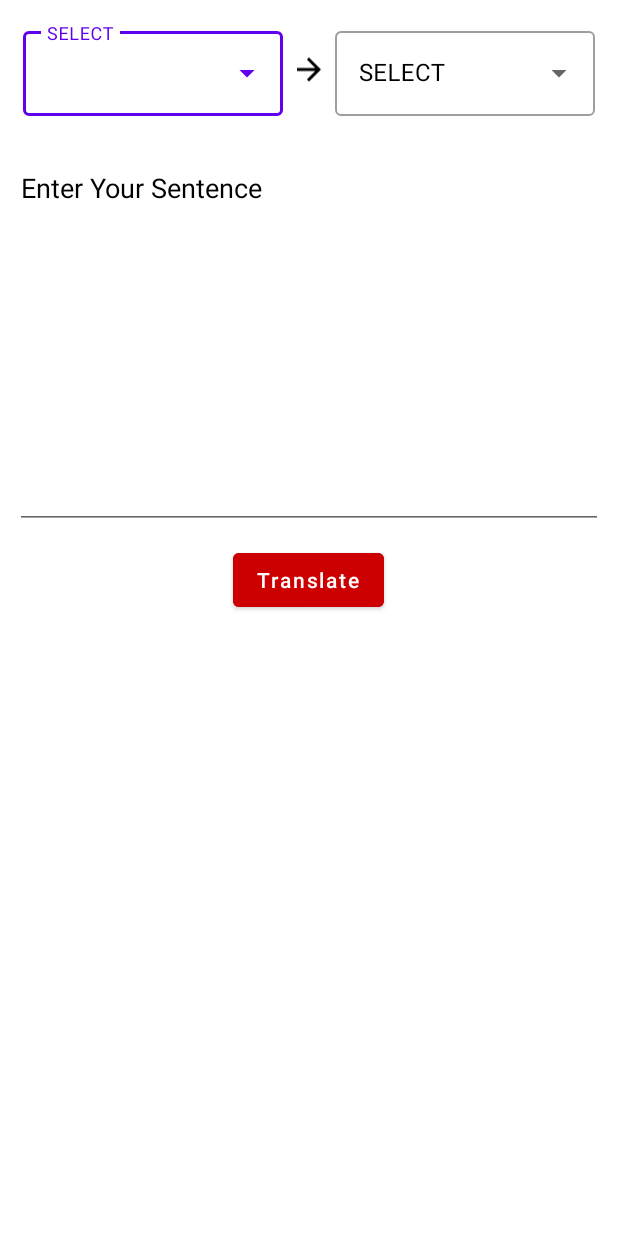
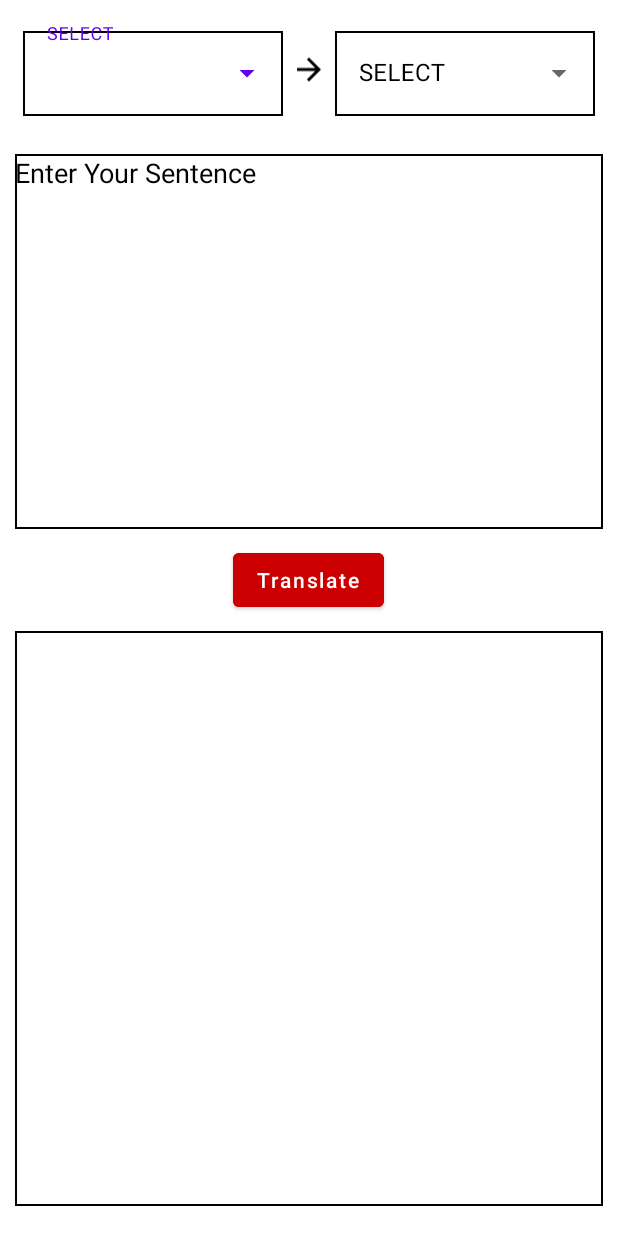
Before and after one commit to shounak-dev/CodeClauseInternship_Real_time_Language_Translation_App, an Android app: the layout activity_main.xml on its own in the app's theme, with its tools: preview values and no code run, on a phone screen of 412 x 824 dp. Run offline under Robolectric (Android 15) with nearby library versions, the phone set to English and light mode, and no system bars.

Commit message:
Change Layout

```diff
--- a/app/src/main/java/com/example/real_time_language_translation_app/MainActivity.kt
+++ b/app/src/main/java/com/example/real_time_language_translation_app/MainActivity.kt
@@ -23,7 +23,7 @@ class MainActivity : AppCompatActivity() {
         binding = ActivityMainBinding.inflate(layoutInflater)
         setContentView(binding.root)
 
-        val itemsAdapter: ArrayAdapter<String> =ArrayAdapter(this, android.R.layout.simple_dropdown_item_1line, items)
+        val itemsAdapter: ArrayAdapter<String> =ArrayAdapter(this, R.layout.custom_autocomplete, items)
 
         binding.languageFrom.setAdapter(itemsAdapter)
         binding.languageTo.setAdapter(itemsAdapter)
--- a/app/src/main/res/layout/activity_main.xml
+++ b/app/src/main/res/layout/activity_main.xml
@@ -34,7 +34,9 @@
                 <AutoCompleteTextView
                     android:id="@+id/language_from"
                     android:layout_width="match_parent"
-                    android:layout_height="match_parent">
+                    android:layout_height="match_parent"
+                    android:background="@drawable/black"
+                    android:textColor="@color/black">
 
                 </AutoCompleteTextView>
 
@@ -59,7 +61,9 @@
                 <AutoCompleteTextView
                     android:id="@+id/language_to"
                     android:layout_width="match_parent"
-                    android:layout_height="match_parent">
+                    android:layout_height="match_parent"
+                    android:background="@drawable/black"
+                    android:textColor="@color/black">
 
                 </AutoCompleteTextView>
 
@@ -75,7 +79,8 @@
             android:gravity="start"
             android:textColorHint="@color/black"
             android:textColor="@color/black"
-            android:layout_marginTop="20dp">
+            android:layout_marginTop="20dp"
+            android:background="@drawable/black">
 
         </EditText>
 
@@ -104,7 +109,8 @@
             android:layout_marginTop="10dp"
             android:layout_marginBottom="10dp"
             android:textColorHint="@color/black"
-            android:textColor="@color/black">
+            android:textColor="@color/black"
+            android:background="@drawable/black">
 
         </TextView>
 
--- a/app/src/main/res/values/themes.xml
+++ b/app/src/main/res/values/themes.xml
@@ -12,5 +12,6 @@
         <!-- Status bar color. -->
         <item name="android:statusBarColor">?attr/colorPrimaryVariant</item>
         <!-- Customize your theme here. -->
+        <item name="android:forceDarkAllowed" tools:targetApi="q">false</item>
     </style>
 </resources>
```
Also changed, not shown: app/src/main/res/layout/custom_autocomplete.xml (added, +9 -0 lines).
